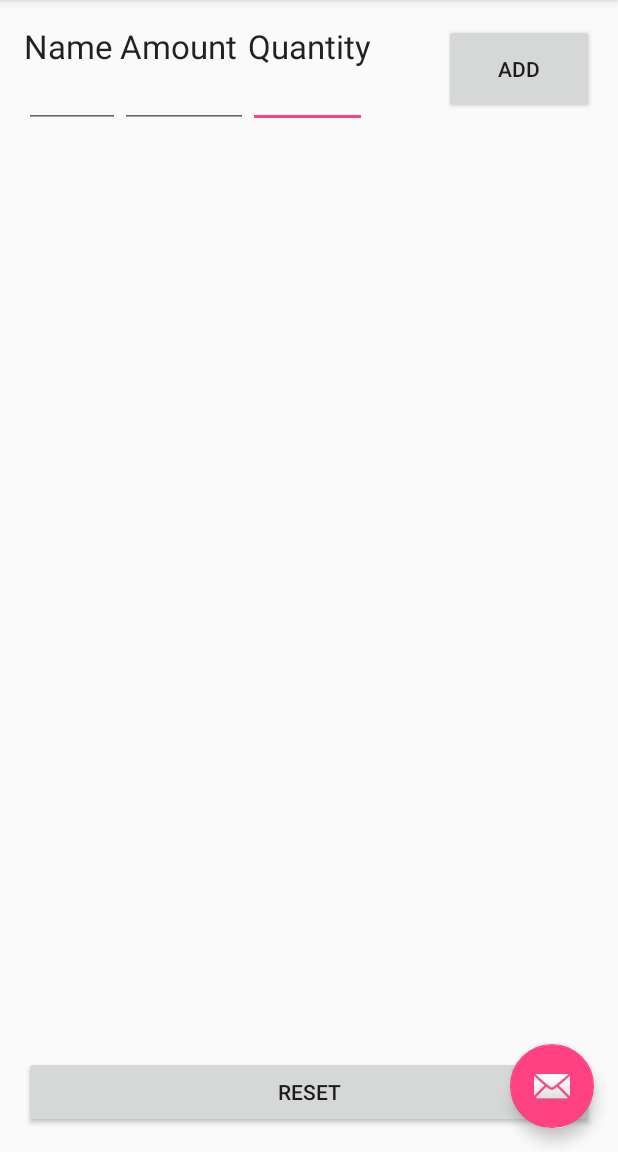
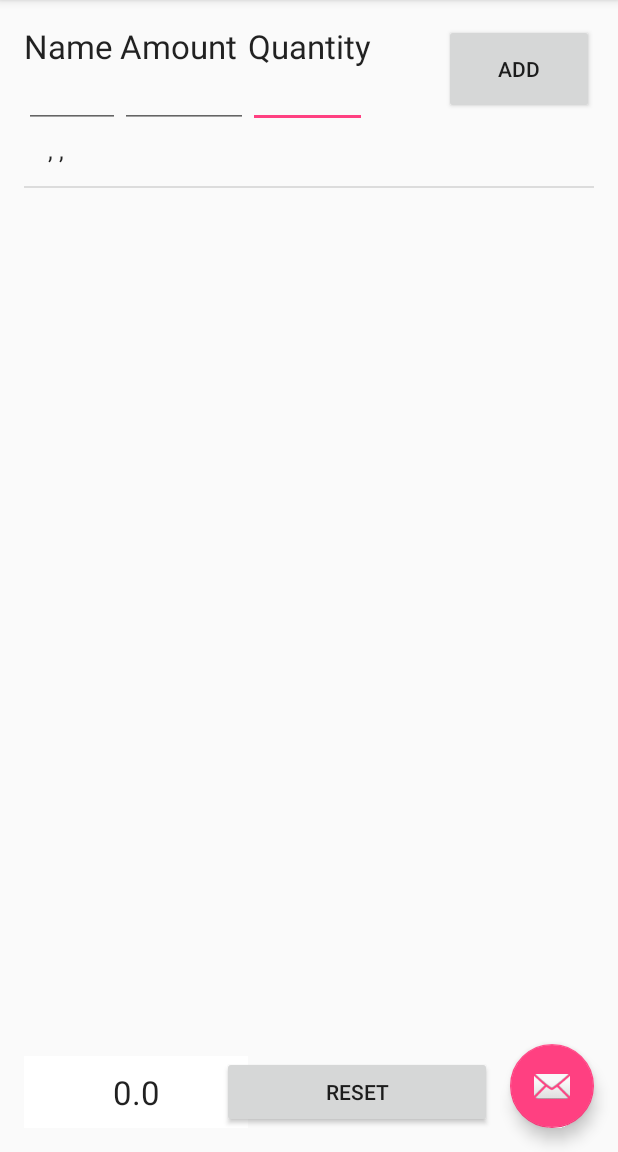
Before and after one commit to bbreck3/List, an Android app: the screen it shows after launch (MainActivity), after a tap on "ADD", on a phone screen of 412 x 824 dp, the part 84-1236 px from its top. Run offline under Robolectric (Android 15) with nearby library versions, the phone set to English and light mode, and no system bars; 1 statement that could not run was skipped.

Commit message:
Added sum functionality and improoved UI

```diff
--- a/app/src/main/java/com/example/shopping3/MainActivity.java
+++ b/app/src/main/java/com/example/shopping3/MainActivity.java
@@ -13,17 +13,23 @@ import android.widget.ArrayAdapter;
 import android.widget.Button;
 import android.widget.EditText;
 import android.widget.ListView;
+import android.widget.TextView;
 import android.widget.Toast;
+
+import org.w3c.dom.Text;
 
 import java.util.ArrayList;
 
 public class MainActivity extends AppCompatActivity {
 
     EditText itmName, itmPrice, itmAmount;
+    TextView total;
     Button btnAdd, btnReset;
     ArrayList<String> items;
     ListView listView;
     ArrayAdapter<String> arrayAdapter;
+    //Variables
+    double sum =0;
     @Override
     protected void onCreate(Bundle savedInstanceState) {
         super.onCreate(savedInstanceState);
@@ -34,6 +40,9 @@ public class MainActivity extends AppCompatActivity {
         itmName = (EditText)findViewById(R.id.et_item_name);
         itmAmount = (EditText)findViewById(R.id.et_item_amount);
         itmPrice = (EditText)findViewById(R.id.et_item_quantity);
+
+        //TextView Stuff
+        total = (TextView)findViewById(R.id.tv_total);
 
         //List Stuff
         listView = (ListView)findViewById(R.id.listView);
@@ -80,6 +89,11 @@ public class MainActivity extends AppCompatActivity {
                       String temp = "";
                       String name = itmName.getText().toString();
                       String price = itmAmount.getText().toString();
+                      if(price !="") {
+                          double tempPrice = Double.parseDouble(price);
+                          sum+=tempPrice;
+                          total.setText(Double.toString(sum));
+                      }
                       String quantity = itmPrice.getText().toString();
 
                       temp += name + ", " + price + ", " + quantity;
--- a/app/src/main/res/layout/content_main.xml
+++ b/app/src/main/res/layout/content_main.xml
@@ -87,19 +87,30 @@
         android:layout_width="wrap_content"
         android:layout_height="350dp"
         android:id="@+id/listView"
-        android:layout_below="@+id/et_item_quantity"
+        android:layout_below="@+id/btnAdd"
         android:layout_alignParentLeft="true"
         android:layout_alignParentStart="true" />
 
 
     <Button
-        android:layout_width="wrap_content"
+        android:layout_width="180dp"
         android:layout_height="wrap_content"
         android:text="Reset"
         android:id="@+id/btnReset"
         android:layout_alignParentBottom="true"
+        android:layout_toRightOf="@+id/tv_item_name" />
+
+    <TextView
+        android:layout_width="wrap_content"
+        android:layout_height="wrap_content"
+        android:textAppearance="?android:attr/textAppearanceLarge"
+        android:text="Large Text"
+        android:id="@+id/tv_total"
+        android:gravity="center"
+        android:background="#ffffff"
+        android:layout_alignParentBottom="true"
+        android:layout_toLeftOf="@+id/et_item_quantity"
+        android:layout_alignTop="@+id/btnReset"
         android:layout_alignParentLeft="true"
-        android:layout_alignParentStart="true"
-        android:layout_alignRight="@+id/listView"
-        android:layout_alignEnd="@+id/listView" />
+        android:layout_alignParentStart="true" />
 </RelativeLayout>
```
